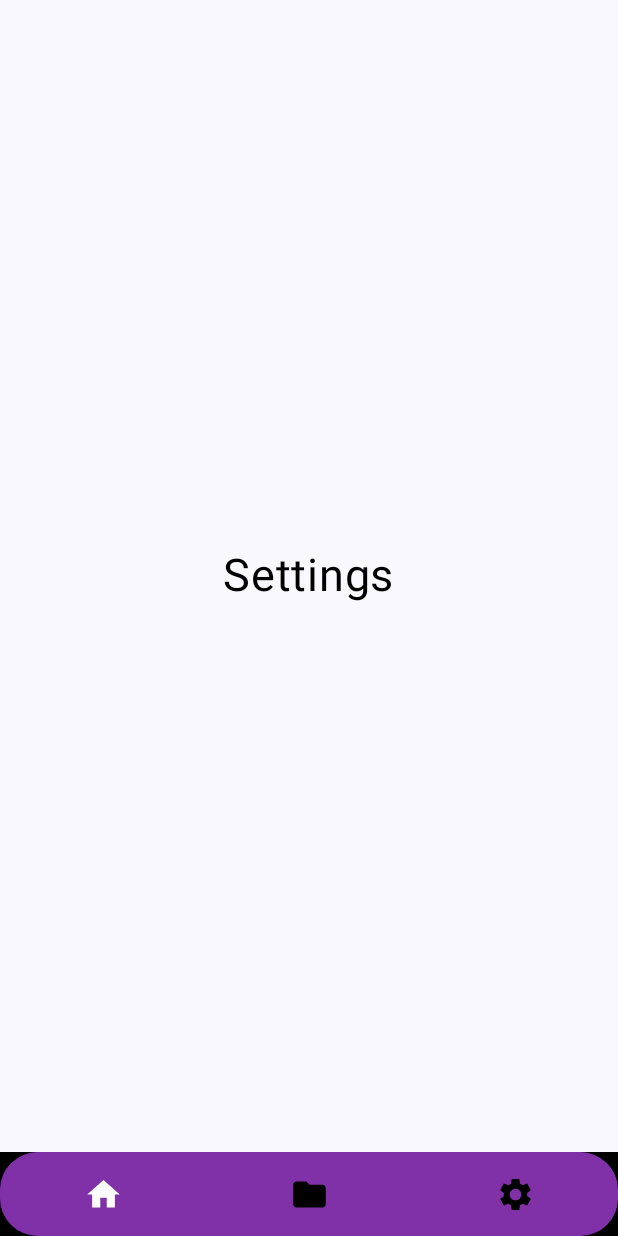
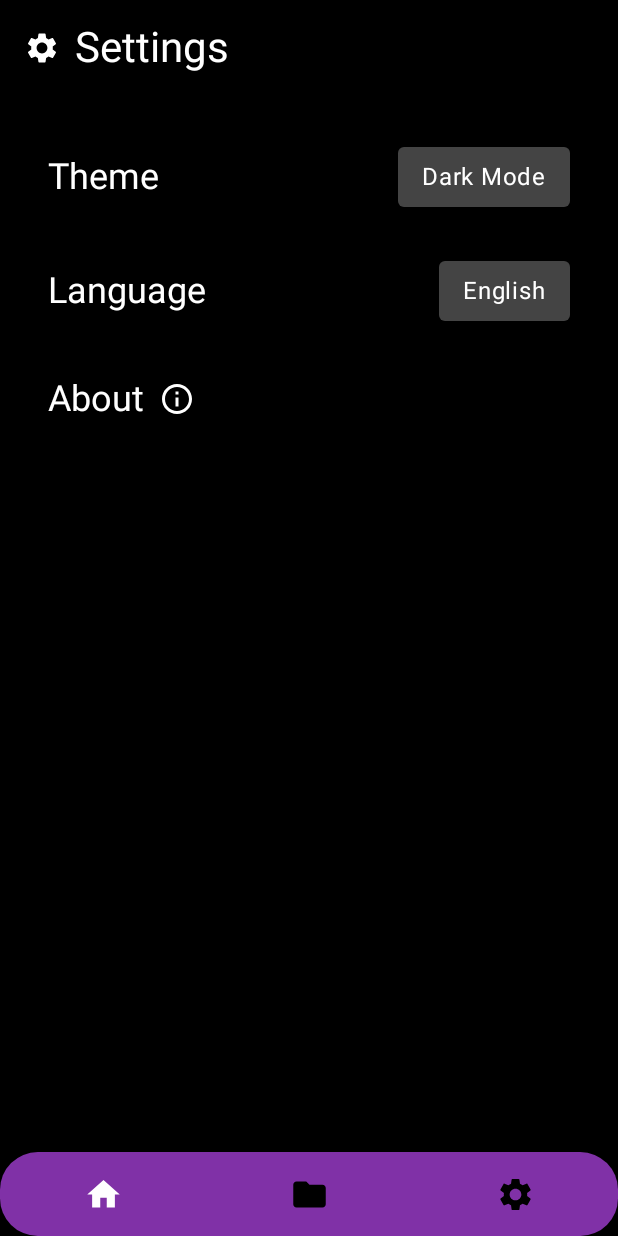
Before and after one commit to CommonHouseCat/Music-Player, an Android app built with Jetpack Compose: the Settings screen opened through its navigation route, on a phone screen of 412 x 824 dp. Run offline under Robolectric (Android 15) with nearby library versions, the phone set to English and light mode, and no system bars; network calls fail.

Commit message:
Finished all features in PlayPreLoadedSound.kt and updated the UI
- Finished all features for the PlayPreLoadedSound.kt screen.
- Set up the Settings.kt and LocalFile.kt files
- Updated the UI on all screens.

```diff
--- a/app/src/main/java/com/example/nlcn/Settings.kt
+++ b/app/src/main/java/com/example/nlcn/Settings.kt
@@ -1,25 +1,191 @@
 package com.example.nlcn
 
+import androidx.compose.foundation.background
+import androidx.compose.foundation.clickable
 import androidx.compose.foundation.layout.Arrangement
 import androidx.compose.foundation.layout.Box
 import androidx.compose.foundation.layout.Column
+import androidx.compose.foundation.layout.Row
+import androidx.compose.foundation.layout.Spacer
 import androidx.compose.foundation.layout.fillMaxSize
+import androidx.compose.foundation.layout.fillMaxWidth
+import androidx.compose.foundation.layout.height
+import androidx.compose.foundation.layout.padding
+import androidx.compose.foundation.layout.width
+import androidx.compose.foundation.shape.RoundedCornerShape
+import androidx.compose.material.icons.Icons
+import androidx.compose.material.icons.filled.Settings
+import androidx.compose.material.icons.outlined.Info
+import androidx.compose.material3.DropdownMenu
+import androidx.compose.material3.DropdownMenuItem
+import androidx.compose.material3.ExperimentalMaterial3Api
+import androidx.compose.material3.Icon
+import androidx.compose.material3.MaterialTheme
 import androidx.compose.material3.Text
+import androidx.compose.material3.TopAppBar
+import androidx.compose.material3.TopAppBarDefaults
 import androidx.compose.runtime.Composable
+import androidx.compose.runtime.getValue
+import androidx.compose.runtime.mutableStateOf
+import androidx.compose.runtime.remember
+import androidx.compose.runtime.setValue
 import androidx.compose.ui.Alignment
 import androidx.compose.ui.Modifier
 import androidx.compose.ui.graphics.Color
-import androidx.compose.ui.unit.sp
+import androidx.compose.ui.unit.dp
 
+@OptIn(ExperimentalMaterial3Api::class)
 @Composable
 fun Settings(){
-    Box(modifier = Modifier.fillMaxSize()){
-        Column (modifier = Modifier
-            .fillMaxSize()
-            .align(Alignment.Center),
-            verticalArrangement = Arrangement.Center,
-            horizontalAlignment = Alignment.CenterHorizontally) {
-            Text(text = "Settings", fontSize = 30.sp, color = Color.Black)
+    Column(modifier = Modifier
+        .fillMaxSize()
+        .background(Color.Black)) {
+        TopAppBar(
+            title = {
+                Row {
+                    Icon(
+                        imageVector = Icons.Default.Settings,
+                        contentDescription = "Settings Icon",
+                        tint = Color.White,
+                        modifier = Modifier.padding(top = 6.dp)
+                    )
+                    Spacer(modifier = Modifier.width(10.dp))
+                    Text("Settings",
+                        color = Color.White,
+                        style = MaterialTheme.typography.headlineMedium)
+                }
+            },
+            colors = TopAppBarDefaults.topAppBarColors(
+                containerColor = Color.Black
+            )
+        )
+
+        // Spacer between the top bar and the row
+        Spacer(modifier = Modifier.height(16.dp))
+
+        // Row for Theme settings
+        Row(
+            modifier = Modifier
+                .fillMaxWidth()
+                .padding(horizontal = 32.dp, vertical = 18.dp),
+            horizontalArrangement = Arrangement.SpaceBetween,
+            verticalAlignment = Alignment.CenterVertically
+        ) {
+            Text(
+                text = "Theme",
+                color = Color.White,
+                style = MaterialTheme.typography.headlineSmall
+            )
+
+            var expanded by remember { mutableStateOf(false) }
+            var selectedOption by remember { mutableStateOf("Dark Mode") }
+
+            Box(
+                modifier = Modifier
+                    .background(Color.DarkGray, shape = RoundedCornerShape(4.dp))
+                    .clickable { expanded = true }
+                    .padding(horizontal = 16.dp, vertical = 8.dp)
+            ) {
+                Text(
+                    text = selectedOption,
+                    color = Color.White
+                )
+                DropdownMenu(
+                    expanded = expanded,
+                    onDismissRequest = { expanded = false },
+                    modifier = Modifier.background(Color.DarkGray)
+                ) {
+                    DropdownMenuItem(
+                        text = { Text("Dark Mode", color = Color.White) },
+                        onClick = {
+                            selectedOption = "Dark Mode"
+                            expanded = false
+                        }
+                    )
+                    DropdownMenuItem(
+                        text = { Text("Light Mode", color = Color.White) },
+                        onClick = {
+                            selectedOption = "Light Mode"
+                            expanded = false
+                        }
+                    )
+                }
+            }
+        }
+
+        // Row for Language settings
+        Row(
+            modifier = Modifier
+                .fillMaxWidth()
+                .padding(horizontal = 32.dp, vertical = 18.dp),
+            horizontalArrangement = Arrangement.SpaceBetween,
+            verticalAlignment = Alignment.CenterVertically
+        ) {
+            Text(
+                text = "Language",
+                color = Color.White,
+                style = MaterialTheme.typography.headlineSmall,
+                modifier = Modifier
+            )
+
+            var expanded by remember { mutableStateOf(false) }
+            var selectedOption by remember { mutableStateOf("English") }
+
+            Box(
+                modifier = Modifier
+                    .background(Color.DarkGray, shape = RoundedCornerShape(4.dp))
+                    .clickable { expanded = true }
+                    .padding(horizontal = 16.dp, vertical = 8.dp)
+            ) {
+                Text(
+                    text = selectedOption,
+                    color = Color.White
+                )
+                DropdownMenu(
+                    expanded = expanded,
+                    onDismissRequest = { expanded = false },
+                    modifier = Modifier.background(Color.DarkGray)
+                ) {
+                    DropdownMenuItem(
+                        text = { Text("English", color = Color.White) },
+                        onClick = {
+                            selectedOption = "English"
+                            expanded = false
+                        }
+                    )
+                    DropdownMenuItem(
+                        text = { Text("Tiếng Việt", color = Color.White) },
+                        onClick = {
+                            selectedOption = "Tiếng Việt"
+                            expanded = false
+                        }
+                    )
+                }
+            }
+        }
+
+        // Row for About Page
+        Row(
+            modifier = Modifier
+                .fillMaxWidth()
+                .clickable{},
+            horizontalArrangement = Arrangement.spacedBy(10.dp),
+            verticalAlignment = Alignment.CenterVertically
+        ) {
+            Text(
+                text = "About",
+                color = Color.White,
+                style = MaterialTheme.typography.headlineSmall,
+                modifier = Modifier
+                    .padding(start = 32.dp)
+                    .padding(vertical = 18.dp)
+            )
+
+            Icon(
+                imageVector = Icons.Outlined.Info,
+                contentDescription = "About",
+                tint = Color.White
+            )
         }
     }
 }
```
Also changed, not shown: app/src/main/java/com/example/nlcn/Home.kt (+8 -4 lines), app/src/main/java/com/example/nlcn/LocalFile.kt (+26 -101 lines), app/src/main/java/com/example/nlcn/MainActivity.kt (+7 -4 lines), app/src/main/java/com/example/nlcn/PlayPreLoadedSound.kt (+118 -35 lines).
